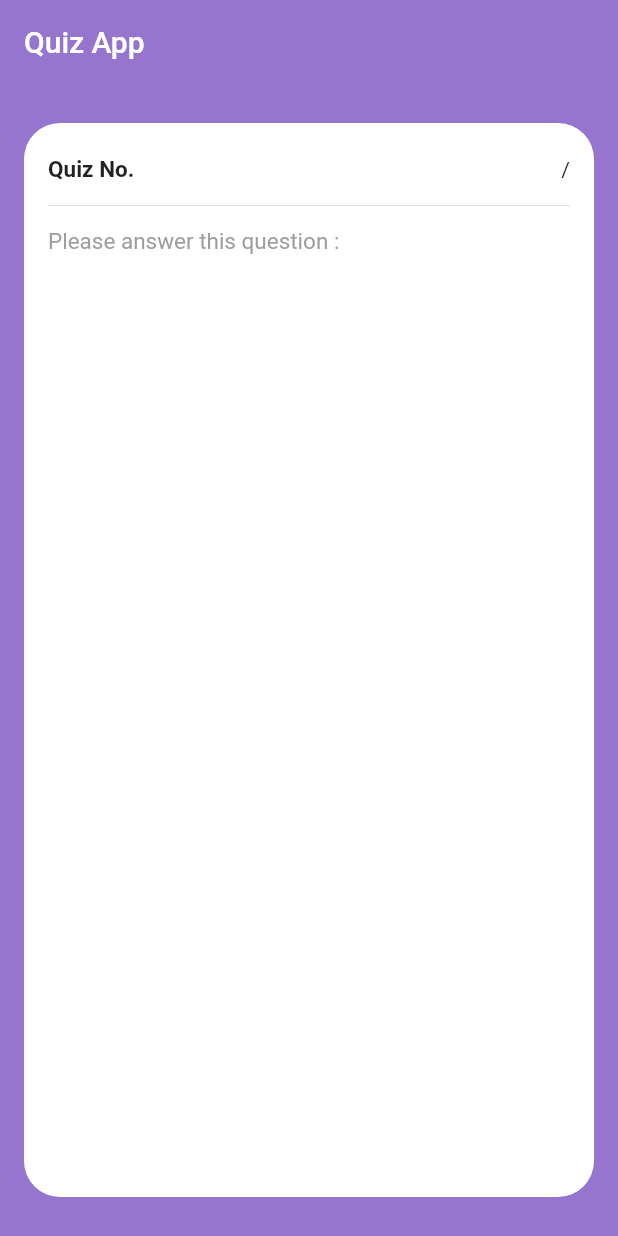
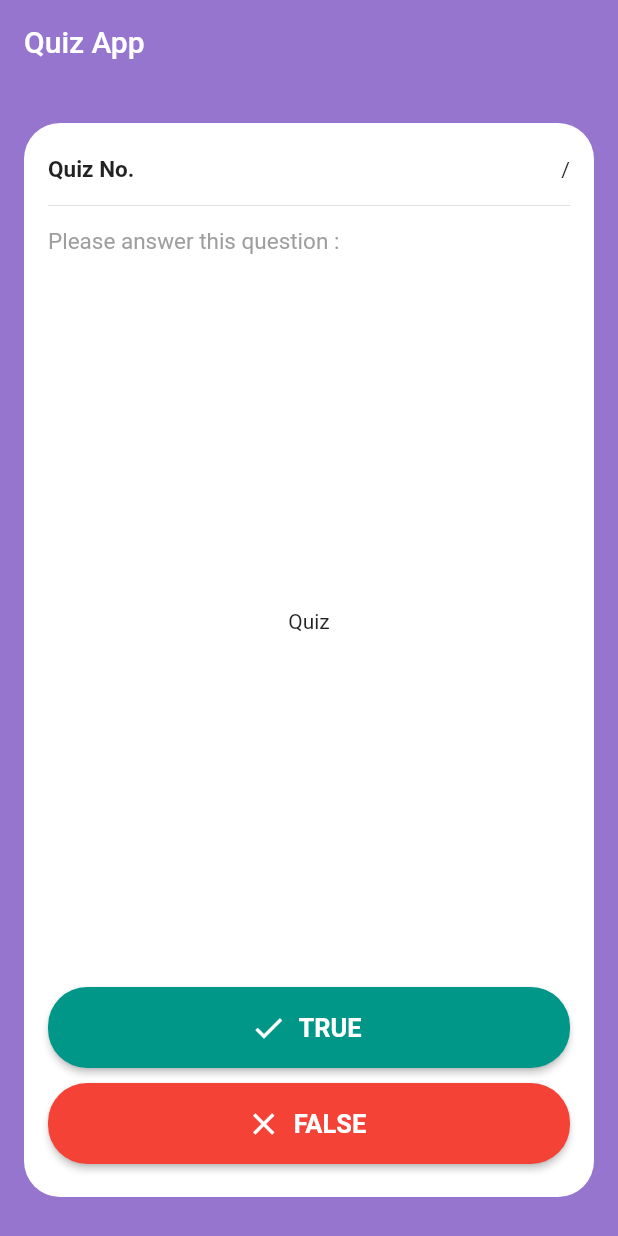
Before and after one commit to lunaticSKE12/flutter-quiz-app, a Flutter app: the screen it shows after launch, on a phone screen of 412 x 824 dp. Run offline on Flutter 3.47's test engine with Material 2 defaults, Android fonts, the phone set to English and light mode, and no system bars; missing offline and left inert: dart:ffi.

Commit message:
Button and layout

```diff
--- a/lib/main.dart
+++ b/lib/main.dart
@@ -1,3 +1,5 @@
+import 'dart:ffi';
+
 import 'package:flutter/material.dart';
 
 void main() {
@@ -42,6 +44,9 @@ class _HomeState extends State<Home> {
           borderRadius: BorderRadius.circular(24),
         ),
         child: Column(
+            mainAxisAlignment: MainAxisAlignment.spaceBetween,
+            children: [
+              Column(
                 crossAxisAlignment: CrossAxisAlignment.start,
                 children: [
                   Row(
@@ -49,7 +54,8 @@ class _HomeState extends State<Home> {
                     children: [
                       Text(
                         'Quiz No.',
-                style: TextStyle(fontSize: 15, fontWeight: FontWeight.w600),
+                        style: TextStyle(
+                            fontSize: 15, fontWeight: FontWeight.w600),
                       ),
                       Text('/')
                     ],
@@ -67,6 +73,49 @@ class _HomeState extends State<Home> {
                   )
                 ],
               ),
-    );
+              Container(
+                padding: EdgeInsets.symmetric(horizontal: 16),
+                child: Text(
+                  'Quiz',
+                ),
+              ),
+              Column(
+                children: [
+                  ElevatedButton.icon(
+                    style: ElevatedButton.styleFrom(
+                        primary: Colors.teal,
+                        minimumSize: Size(double.infinity, 54),
+                        shape: RoundedRectangleBorder(
+                          borderRadius: BorderRadius.circular(26),
+                        )),
+                    onPressed: () {},
+                    icon: Icon(Icons.check),
+                    label: Text(
+                      "TRUE",
+                      style:
+                          TextStyle(fontSize: 17, fontWeight: FontWeight.bold),
+                    ),
+                  ),
+                  SizedBox(
+                    height: 10,
+                  ),
+                  ElevatedButton.icon(
+                    style: ElevatedButton.styleFrom(
+                        primary: Colors.red,
+                        minimumSize: Size(double.infinity, 54),
+                        shape: RoundedRectangleBorder(
+                          borderRadius: BorderRadius.circular(26),
+                        )),
+                    onPressed: () {},
+                    icon: Icon(Icons.close),
+                    label: Text(
+                      "FALSE",
+                      style:
+                          TextStyle(fontSize: 17, fontWeight: FontWeight.bold),
+                    ),
+                  )
+                ],
+              )
+            ]));
   }
 }
```
Lines whose indentation alone changed are shown as unchanged.
